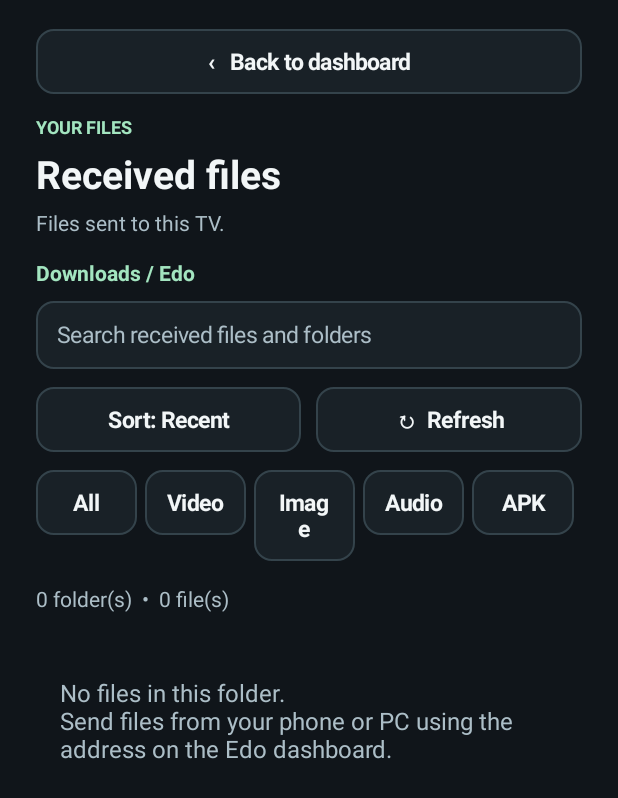
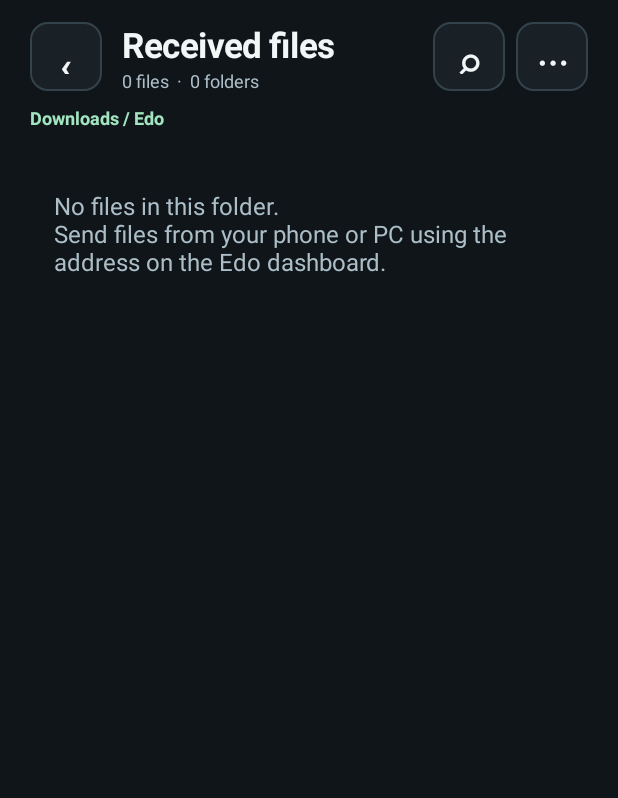
Before and after one commit to Subaru771/EDO, an Android app: the ReceivedFilesActivity screen opened directly, with no data from a screen before it, on a phone screen of 412 x 824 dp. Shown: the top 798 px of the screen. Run offline under Robolectric (Android 15) with nearby library versions, the phone set to English and light mode, and no system bars.

Commit message:
tv: prioritize Install APK and simplify received file browser with direct file focus

```diff
--- a/app/src/main/java/com/dropwave/tv/ReceivedFilesActivity.java
+++ b/app/src/main/java/com/dropwave/tv/ReceivedFilesActivity.java
@@ -39,10 +39,15 @@ public final class ReceivedFilesActivity extends Activity {
     private static final int BORDER=Color.rgb(52,67,75), WHITE=Color.rgb(242,246,247);
     private static final int MUTED=Color.rgb(172,190,199), ACCENT=Color.rgb(163,229,192);
     private LinearLayout listContainer;
-    private TextView breadcrumb, summary, sortButton;
+    private TextView breadcrumb, summary;
+    private ScrollView browserScroll;
+    private boolean focusFilesOnLoad=true;
+    private View initialFileFocus, initialFolderFocus, lastRowFocus;
     private EditText search;
     private String folder="", query="";
     private int sort=0, pageSize=100;
+    private static final String[] SORTS={"Recent","Name","Size","Type"};
+    private static final String[] FILTERS={"All","Video","Image","Audio","APK","PDF","Archive","File"};
     private String categoryFilter="All";
     private List<LanServer.Entry> allFiles=Collections.emptyList();
     private List<String> allFolders=Collections.emptyList();
@@ -78,40 +83,74 @@ public final class ReceivedFilesActivity extends Activity {
     @Override protected void onPause(){RemoteControlBridge.deactivate(this);super.onPause();}
     @Override protected void onSaveInstanceState(Bundle out){out.putString("folder",folder);out.putInt("sort",sort);super.onSaveInstanceState(out);}
     private void build(){
-        ScrollView sc=new ScrollView(this);sc.setFillViewport(true);sc.setBackgroundColor(BG);
-        LinearLayout root=column();root.setPadding(dp(24),dp(19),dp(24),dp(24));sc.addView(root);
-        TextView back=button("‹   Back to dashboard",this::finish);root.addView(back);
-        space(root,13);root.addView(text("YOUR FILES",12,ACCENT,true));space(root,5);
-        root.addView(text("Received files",26,WHITE,true));space(root,5);
-        root.addView(text("Files sent to this TV.",14,MUTED,false));
-        space(root,14);
-        breadcrumb=text("Downloads / Edo",14,ACCENT,true);root.addView(breadcrumb);space(root,9);
-        search=new EditText(this);search.setSingleLine(true);search.setHint("Search received files and folders");
-        search.setTextColor(WHITE);search.setHintTextColor(MUTED);search.setTextSize(15);
-        search.setPadding(dp(14),dp(9),dp(14),dp(9));search.setBackground(background(PANEL,BORDER));
-        root.addView(search,new LinearLayout.LayoutParams(-1,dp(45)));
+        browserScroll=new ScrollView(this);
+        browserScroll.setFillViewport(true);browserScroll.setBackgroundColor(BG);
+        LinearLayout root=column();root.setPadding(dp(20),dp(14),dp(20),dp(20));
+        browserScroll.addView(root);
+
+        // Single small toolbar: the file list, not configuration, is the main screen.
+        LinearLayout top=new LinearLayout(this);top.setGravity(Gravity.CENTER_VERTICAL);
+        root.addView(top);
+        TextView back=button("‹",this::finish);back.setTextSize(25);back.setContentDescription("Back to Edo");
+        top.addView(back,new LinearLayout.LayoutParams(dp(48),dp(46)));
+        LinearLayout heading=column();heading.setPadding(dp(13),0,0,0);
+        top.addView(heading,new LinearLayout.LayoutParams(0,-2,1));
+        heading.addView(text("Received files",23,WHITE,true));
+        summary=text("Loading files…",12,MUTED,false);heading.addView(summary);
+        TextView searchToggle=button("⌕",()->{
+            boolean open=search.getVisibility()!=View.VISIBLE;
+            search.setVisibility(open?View.VISIBLE:View.GONE);
+            if(open){search.requestFocus();browserScroll.smoothScrollTo(0,0);}
+            else{search.setText("");hideKeyboard();}
+        });
+        searchToggle.setTextSize(23);searchToggle.setContentDescription("Search files");
+        LinearLayout.LayoutParams sp=new LinearLayout.LayoutParams(dp(48),dp(46));
+        sp.leftMargin=dp(7);top.addView(searchToggle,sp);
+        TextView more=button("⋯",this::showBrowserMenu);more.setTextSize(23);
+        more.setContentDescription("Sort, filter and refresh files");
+        LinearLayout.LayoutParams mp=new LinearLayout.LayoutParams(dp(48),dp(46));
+        mp.leftMargin=dp(7);top.addView(more,mp);
+
+        space(root,8);
+        breadcrumb=text("Downloads / Edo",12,ACCENT,true);root.addView(breadcrumb);
+        space(root,9);
+
+        search=new EditText(this);search.setSingleLine(true);
+        search.setHint("Search files and folders");
+        search.setTextColor(WHITE);search.setHintTextColor(MUTED);search.setTextSize(14);
+        search.setPadding(dp(12),dp(8),dp(12),dp(8));
+        search.setBackground(background(PANEL,BORDER));search.setVisibility(View.GONE);
+        root.addView(search,new LinearLayout.LayoutParams(-1,dp(43)));
         search.addTextChangedListener(new TextWatcher(){
-            public void beforeTextChanged(CharSequence s,int a,int c,int f){}
-            public void onTextChanged(CharSequence s,int start,int before,int count){query=s.toString().trim();pageSize=100;render();}
-            public void afterTextChanged(Editable e){}
+            public void beforeTextChanged(CharSequence value,int start,int count,int after){}
+            public void onTextChanged(CharSequence value,int start,int before,int count){
+                query=value.toString().trim();pageSize=100;render();
+            }
+            public void afterTextChanged(Editable value){}
         });
-        space(root,12);
-        LinearLayout toolbar=new LinearLayout(this);toolbar.setOrientation(LinearLayout.HORIZONTAL);root.addView(toolbar);
-        sortButton=button("Sort: Recent",()->{sort=(sort+1)%4;render();});
-        toolbar.addView(sortButton,new LinearLayout.LayoutParams(0,-2,1));
-        TextView refresh=button("↻  Refresh",this::reload);LinearLayout.LayoutParams rp=new LinearLayout.LayoutParams(0,-2,1);
-        rp.leftMargin=dp(10);toolbar.addView(refresh,rp);
-        space(root,12);
-        LinearLayout filters=new LinearLayout(this);filters.setOrientation(LinearLayout.HORIZONTAL);root.addView(filters);
-        for(String filter:new String[]{"All","Video","Image","Audio","APK"}){
-            TextView option=button(filter,()->{categoryFilter=filter;render();});
-            LinearLayout.LayoutParams lp=new LinearLayout.LayoutParams(0,-2,1);
-            lp.setMargins(0,0,dp(5),0);filters.addView(option,lp);
-        }
-        space(root,15);
-        summary=text("Loading…",14,MUTED,false);root.addView(summary);space(root,12);
+
+        // No permanent sort bar, 'All' chips or oversized empty header.
         listContainer=column();root.addView(listContainer);
-        setContentView(sc);
+        setContentView(browserScroll);
+    }
+    private void showBrowserMenu(){
+        String[] menu={"Sort  ·  "+SORTS[sort],"Filter  ·  "+categoryFilter,"↻  Refresh","Clear filters"};
+        new AlertDialog.Builder(this).setTitle("File browser").setItems(menu,(dialog,which)->{
+            if(which==0)new AlertDialog.Builder(this).setTitle("Sort files")
+                .setSingleChoiceItems(SORTS,sort,(d,choice)->{
+                    sort=choice;pageSize=100;render();d.dismiss();
+                }).setNegativeButton("Cancel",null).show();
+            else if(which==1){
+                int selected=0;
+                for(int i=0;i<FILTERS.length;i++)if(FILTERS[i].equals(categoryFilter)){selected=i;break;}
+                new AlertDialog.Builder(this).setTitle("Show file types")
+                    .setSingleChoiceItems(FILTERS,selected,(d,choice)->{
+                        categoryFilter=FILTERS[choice];pageSize=100;render();d.dismiss();
+                    }).setNegativeButton("Cancel",null).show();
+            }else if(which==2)reload();
+            else {sort=0;categoryFilter="All";query="";search.setText("");
+                search.setVisibility(View.GONE);pageSize=100;render();}
+        }).setNegativeButton("Close",null).show();
     }
     private void reload(){
         try{
@@ -145,7 +184,7 @@ public final class ReceivedFilesActivity extends Activity {
     private void render(){
         if(listContainer==null)return;
         breadcrumb.setText("Downloads / Edo"+(folder.isEmpty()?"":" / "+folder.replace("/"," / ")));
-        sortButton.setText("Sort: "+new String[]{"Recent","Name","Size","Type"}[sort]);
+        initialFileFocus=null;initialFolderFocus=null;
         listContainer.removeAllViews();
         if(!folder.isEmpty())addRow("↰  Parent folder","Go up one level",()->navigate(parent(folder)),null);
         List<String> dirs=new ArrayList<>();Set<String> seen=new HashSet<>();
@@ -172,16 +211,23 @@ public final class ReceivedFilesActivity extends Activity {
         if(sort==1)matches.sort(Comparator.comparing(e->e.name.toLowerCase(Locale.ROOT)));
         if(sort==2)matches.sort((a,b)->Long.compare(b.size,a.size));
         if(sort==3)matches.sort(Comparator.comparing((LanServer.Entry e)->category(e)).thenComparing(e->e.name.toLowerCase(Locale.ROOT)));
-        summary.setText(dirs.size()+" folder(s)  •  "+matches.size()+" file(s)"+(query.isEmpty()?"":" matching search"));
+        summary.setText(matches.size()+" files  ·  "+dirs.size()+" folders"+(categoryFilter.equals("All")?"":"  ·  "+categoryFilter));
         if(dirs.isEmpty()&&matches.isEmpty())addEmpty();
         for(String d:dirs){String name=folder.isEmpty()?d:folder+"/"+d;
             addRow("▸  "+d,"Folder",()->navigate(name),null);
+            if(initialFolderFocus==null)initialFolderFocus=lastRowFocus;
         }
         int visible=Math.min(matches.size(),pageSize);
         for(int i=0;i<visible;i++){
             LanServer.Entry e=matches.get(i);String kind=category(e);
             String detail=kind+"  •  "+formatSize(e.size)+(query.isEmpty()?"":"  •  "+(e.folder.isEmpty()?"Top level":e.folder));
             addRow(icon(kind)+"  "+e.name,detail,()->openFile(e),()->options(e));
+            if(initialFileFocus==null)initialFileFocus=lastRowFocus;
+        }
+        if(focusFilesOnLoad){
+            focusFilesOnLoad=false;
+            View target=initialFileFocus!=null?initialFileFocus:initialFolderFocus;
+            if(target!=null)target.post(target::requestFocus);
         }
         if(matches.size()>visible){
             addRow("Show more files…",(matches.size()-visible)+" remaining",()->{pageSize+=100;render();},null);
@@ -196,7 +242,7 @@ public final class ReceivedFilesActivity extends Activity {
     }
     private void addRow(String title,String details,Runnable onClick,Runnable more){
         LinearLayout row=new LinearLayout(this);row.setOrientation(LinearLayout.HORIZONTAL);row.setGravity(Gravity.CENTER_VERTICAL);
-        row.setPadding(dp(11),dp(8),dp(10),dp(8));row.setBackground(background(PANEL,BORDER));
+        row.setPadding(dp(11),dp(5),dp(8),dp(5));row.setBackground(background(PANEL,BORDER));
         LinearLayout detailsView=column();TextView name=text(title,15,WHITE,true);name.setMaxLines(2);
         detailsView.addView(name);space(detailsView,3);detailsView.addView(text(details,12,MUTED,false));
         detailsView.setFocusable(true);detailsView.setClickable(true);
@@ -205,10 +251,14 @@ public final class ReceivedFilesActivity extends Activity {
             name.setTextColor(focused?ACCENT:WHITE);row.setBackground(background(focused?BORDER:PANEL,focused?ACCENT:BORDER));
         });
         detailsView.setOnClickListener(v->onClick.run());
+        lastRowFocus=detailsView;
         detailsView.setOnLongClickListener(v->{if(more!=null){more.run();return true;}return false;});
         row.addView(detailsView,new LinearLayout.LayoutParams(0,-2,1));
-        if(more!=null){TextView menu=button("⋮  Options",more);LinearLayout.LayoutParams p=new LinearLayout.LayoutParams(-2,-2);p.leftMargin=dp(10);row.addView(menu,p);}
-        listContainer.addView(row);space(listContainer,5);
+        if(more!=null){TextView menu=button("⋮",more);menu.setTextSize(20);
+            menu.setContentDescription("Actions for "+title);
+            LinearLayout.LayoutParams p=new LinearLayout.LayoutParams(dp(44),dp(46));
+            p.leftMargin=dp(8);row.addView(menu,p);}
+        listContainer.addView(row);space(listContainer,4);
     }
     private Uri uriFor(LanServer.Entry e){
         // IDs are obtained from AndroidFiles.list(), not arbitrary user input.
@@ -333,6 +383,7 @@ public final class ReceivedFilesActivity extends Activity {
     }
     @Override public void onBackPressed(){
         if(!query.isEmpty()){search.setText("");query="";hideKeyboard();render();return;}
+        if(search.getVisibility()==View.VISIBLE){search.setVisibility(View.GONE);hideKeyboard();return;}
         if(!folder.isEmpty()){navigate(parent(folder));return;}
         super.onBackPressed();
     }
```
Also changed, not shown: app/src/main/java/com/dropwave/tv/MainActivity.java (+7 -7 lines).
